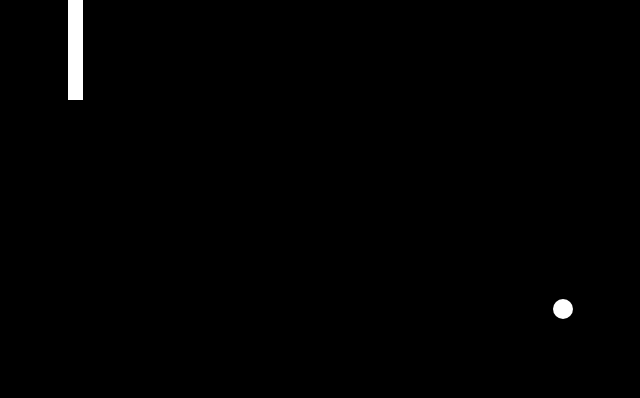
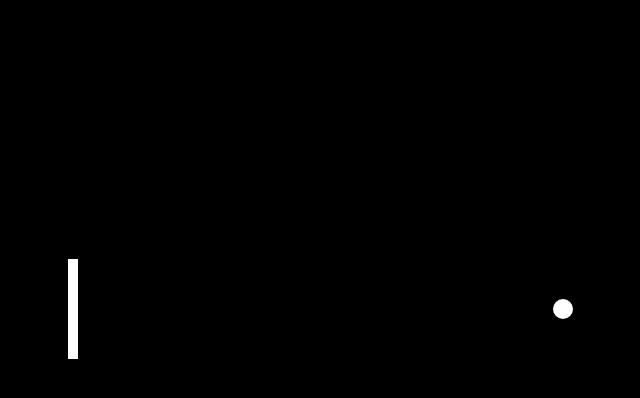
Before and after one commit to KrabeOtake/Roguelike_Ping_Pong, an Android app: the screen it shows after launch (GameActivity), on a phone screen of 824 x 412 dp (held sideways). Shown: the top 398 px of the screen, without its empty margins (55-695 px from the left). Run offline under Robolectric (Android 15) with nearby library versions, the phone set to English and light mode, and no system bars.

Commit message:
draw player on the vertical Canvas`es center

```diff
--- a/app/src/main/java/com/example/pingpong/CanvasView.java
+++ b/app/src/main/java/com/example/pingpong/CanvasView.java
@@ -5,8 +5,6 @@ import android.graphics.Canvas;
 import android.graphics.Color;
 import android.graphics.Paint;
 import android.graphics.Point;
-import android.graphics.Rect;
-import android.graphics.drawable.shapes.RectShape;
 import android.util.AttributeSet;
 import android.view.Display;
 import android.view.MotionEvent;
--- a/app/src/main/java/com/example/pingpong/GameActivity.java
+++ b/app/src/main/java/com/example/pingpong/GameActivity.java
@@ -6,7 +6,7 @@ import android.os.Bundle;
 
 public class GameActivity extends Activity {
 
-    private static final String DIFFICULTY = "difficulty";
+    public static final String DIFFICULTY = "difficulty";
     private static int gameDifficulty;
     // 1 - easy
     // 2 - medium
--- a/app/src/main/java/com/example/pingpong/GameManager.java
+++ b/app/src/main/java/com/example/pingpong/GameManager.java
@@ -11,6 +11,8 @@ public class GameManager {
     private CanvasView canvasView;
     public static int heightScreen;
     public static int widthScreen;
+    public static final int PLAYER_HEIGHT = 100;
+    public static final int PLAYER_WIDTH = 10;
 
     public GameManager(CanvasView canvasView, int h, int w) {
         this.canvasView = canvasView;
@@ -25,7 +27,8 @@ public class GameManager {
     }
 
     public void initPlayers() {
-        player = new Human(widthScreen / 10, 0, 15, 100);
+        player = new Human(widthScreen / 10, heightScreen / 2 - PLAYER_HEIGHT / 2,
+                PLAYER_WIDTH, PLAYER_HEIGHT);
     }
 
     public void onDraw() {
--- a/app/src/main/java/com/example/pingpong/Player.java
+++ b/app/src/main/java/com/example/pingpong/Player.java
@@ -37,6 +37,6 @@ public abstract class Player {
     public void moveTo(int y1) {
         int dy = (y1 - y) * PLAYER_SPEED / GameManager.heightScreen;
         y += dy;
-        height += dy; // it os necessary for drawing rectangle
+        height += dy; // it is necessary for drawing rectangle
     }
 }
```
Also changed, not shown: app/src/main/java/com/example/pingpong/Bot.java (added, +10 -0 lines).
